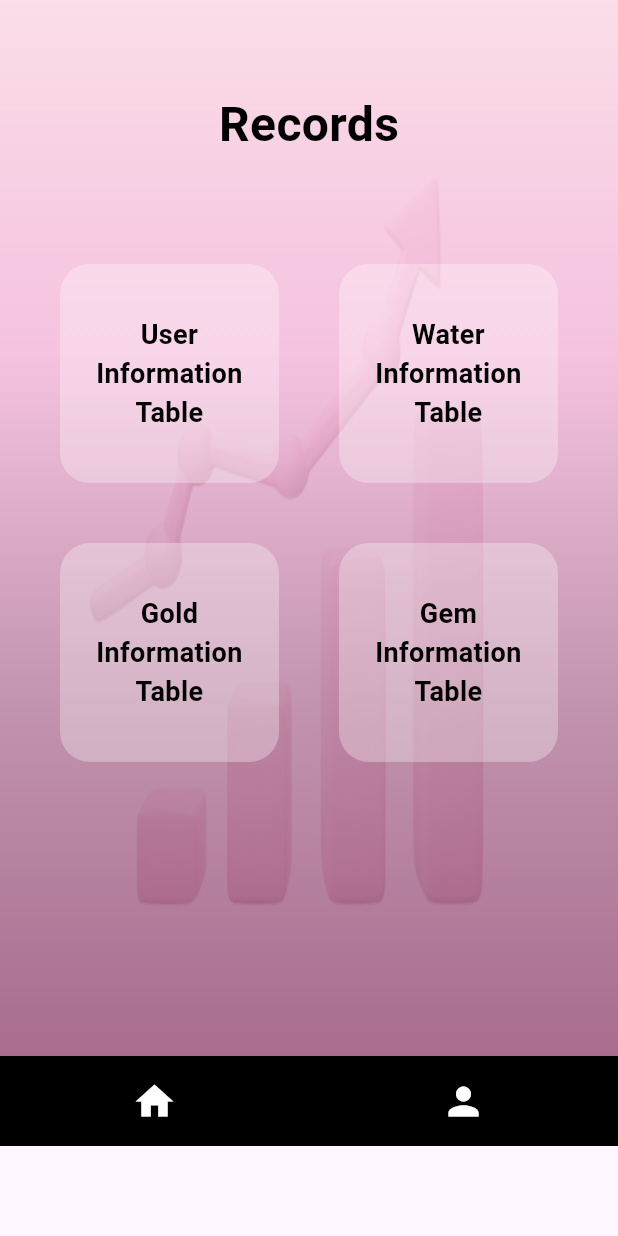
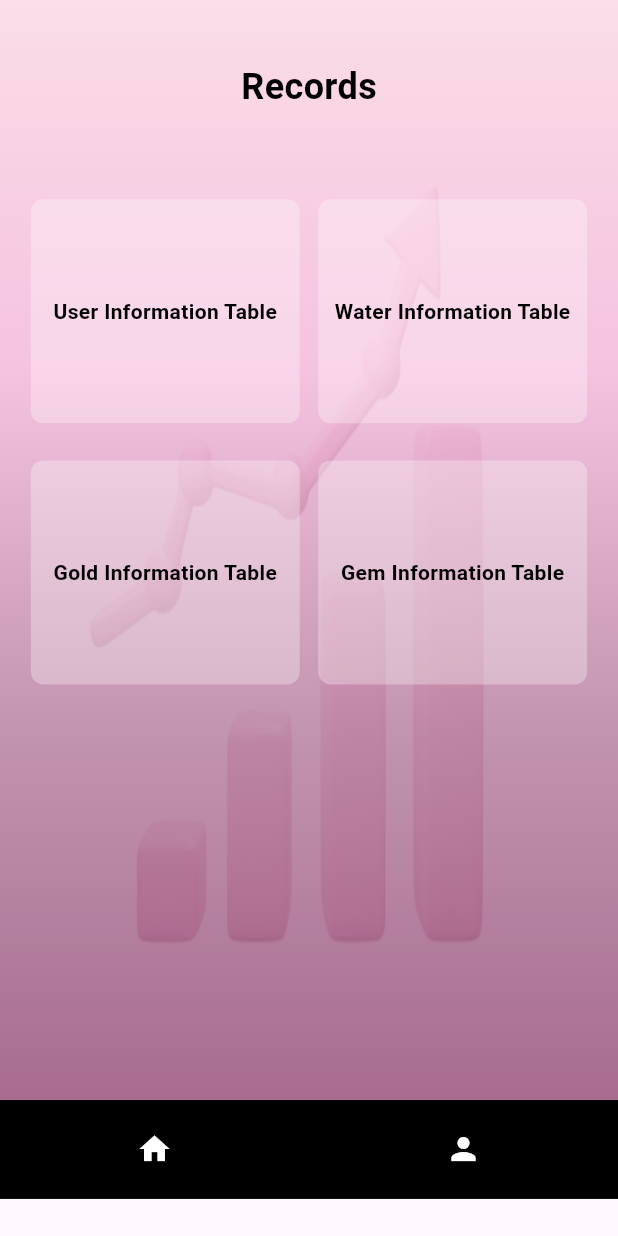
Before and after one commit to Achira020811/Lumistone, a Flutter app: the RecordsScreen screen opened directly, on a phone screen of 412 x 824 dp. Run offline on Flutter 3.47's test engine with Material 3 defaults, Android fonts, the phone set to English and light mode, and no system bars; our stand-ins replace animate_do, animated_splash_screen.

Commit message:
made Responsive the records page

```diff
--- a/lib/records.dart
+++ b/lib/records.dart
@@ -31,6 +31,9 @@ class RecordsScreen extends StatelessWidget {
 
   @override
   Widget build(BuildContext context) {
+    final Size screenSize = MediaQuery.of(context).size;
+    final bool isSmallScreen = screenSize.width < 600;
+
     return Scaffold(
       body: Stack(
         children: [
@@ -64,12 +67,12 @@ class RecordsScreen extends StatelessWidget {
             child: Column(
               children: [
                 // Header
-                const Padding(
-                  padding: EdgeInsets.symmetric(vertical: 60),
+                Padding(
+                  padding: EdgeInsets.symmetric(vertical: screenSize.height * 0.05),
                   child: Text(
                     'Records',
                     style: TextStyle(
-                      fontSize: 32,
+                      fontSize: isSmallScreen ? 24 : 32,
                       fontWeight: FontWeight.bold,
                       color: Colors.black,
                     ),
@@ -80,14 +83,17 @@ class RecordsScreen extends StatelessWidget {
                 Expanded(
                   child: SingleChildScrollView(
                     child: Padding(
-                      padding: const EdgeInsets.only(
-                          left: 40, right: 40, bottom: 50, top: 10),
+                      padding: EdgeInsets.symmetric(
+                        horizontal: screenSize.width * 0.05,
+                        vertical: screenSize.height * 0.02,
+                      ),
                       child: GridView.count(
-                        crossAxisCount: 2,
+                        crossAxisCount: 2,  // Always 2 columns
                         shrinkWrap: true,
                         physics: const NeverScrollableScrollPhysics(),
-                        mainAxisSpacing: 40,
-                        crossAxisSpacing: 40,
+                        mainAxisSpacing: screenSize.height * 0.03,
+                        crossAxisSpacing: screenSize.width * 0.03,
+                        childAspectRatio: isSmallScreen ? 1.2 : 1.5,
                         children: [
                           InformationCard(
                             title: 'User Information Table',
@@ -169,21 +175,29 @@ class RecordsScreen extends StatelessWidget {
       ),
 
       bottomNavigationBar: Padding(
-        padding: const EdgeInsets.only(bottom: 60),
+        padding: EdgeInsets.only(bottom: screenSize.height * 0.03),
         child: Container(
-          height: 60,
+          height: screenSize.height * 0.08,
           color: const Color.fromARGB(255, 0, 0, 0),
           child: Row(
             mainAxisAlignment: MainAxisAlignment.spaceAround,
             children: [
               IconButton(
-                icon: const Icon(Icons.home, size: 30, color: Colors.white),
+                icon: Icon(
+                  Icons.home,
+                  size: isSmallScreen ? 24 : 30,
+                  color: Colors.white
+                ),
                 onPressed: () {
                   Navigator.pop(context);
                 },
               ),
               IconButton(
-                icon: const Icon(Icons.person, size: 30, color: Colors.white),
+                icon: Icon(
+                  Icons.person,
+                  size: isSmallScreen ? 24 : 30,
+                  color: Colors.white
+                ),
                 onPressed: () {
                   Navigator.push(
                     context,
@@ -230,6 +244,9 @@ class _InformationCardState extends State<InformationCard> {
 
   @override
   Widget build(BuildContext context) {
+    final Size screenSize = MediaQuery.of(context).size;
+    final bool isSmallScreen = screenSize.width < 600;
+
     return GestureDetector(
       onTapDown: (_) => setState(() => isPressed = true),
       onTapUp: (_) {
@@ -243,7 +260,7 @@ class _InformationCardState extends State<InformationCard> {
           color: isPressed
               ? Colors.white.withOpacity(0.5)
               : Colors.white.withOpacity(0.3),
-          borderRadius: BorderRadius.circular(20),
+          borderRadius: BorderRadius.circular(screenSize.width * 0.02),
           boxShadow: isPressed
               ? [
                   BoxShadow(
@@ -260,12 +277,12 @@ class _InformationCardState extends State<InformationCard> {
             : Matrix4.identity(),
         child: Center(
           child: Padding(
-            padding: const EdgeInsets.all(16.0),
+            padding: EdgeInsets.all(screenSize.width * 0.02),
             child: Text(
               widget.title,
               textAlign: TextAlign.center,
               style: TextStyle(
-                fontSize: 18,
+                fontSize: isSmallScreen ? 14 : 18,
                 fontWeight: FontWeight.bold,
                 color: isPressed ? Colors.black87 : Colors.black,
               ),
```
